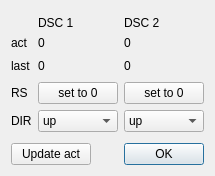
Qt form escam/dialogdsc.ui (Entwicklungsburo-Stresing/EBST_CAM) before a commit.
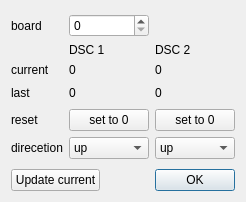
The same form after that commit.

Commit message: Transform dialogdsc to new board sel

```diff
--- a/escam/dialogdsc.ui
+++ b/escam/dialogdsc.ui
@@ -6,8 +6,8 @@
    <rect>
     <x>0</x>
     <y>0</y>
-    <width>212</width>
-    <height>176</height>
+    <width>241</width>
+    <height>202</height>
    </rect>
   </property>
   <property name="windowTitle">
@@ -29,141 +29,155 @@
    </item>
    <item>
     <layout class="QGridLayout" name="gridLayout">
-     <item row="2" column="1">
+     <item row="7" column="1">
+      <widget class="QLabel" name="label_6">
+       <property name="text">
+        <string>reset</string>
+       </property>
+      </widget>
+     </item>
+     <item row="6" column="4">
+      <spacer name="horizontalSpacer">
+       <property name="orientation">
+        <enum>Qt::Horizontal</enum>
+       </property>
+       <property name="sizeHint" stdset="0">
+        <size>
+         <width>40</width>
+         <height>20</height>
+        </size>
+       </property>
+      </spacer>
+     </item>
+     <item row="7" column="2">
+      <widget class="QPushButton" name="pushButton_RS_DSC_1">
+       <property name="text">
+        <string>set to 0</string>
+       </property>
+      </widget>
+     </item>
+     <item row="6" column="0">
+      <spacer name="horizontalSpacer_2">
+       <property name="orientation">
+        <enum>Qt::Horizontal</enum>
+       </property>
+       <property name="sizeHint" stdset="0">
+        <size>
+         <width>40</width>
+         <height>20</height>
+        </size>
+       </property>
+      </spacer>
+     </item>
+     <item row="5" column="3">
+      <widget class="QLabel" name="label_act_DSC_2">
+       <property name="text">
+        <string>0</string>
+       </property>
+      </widget>
+     </item>
+     <item row="8" column="2">
+      <widget class="QComboBox" name="comboBox_DIR_DSC_1">
+       <item>
+        <property name="text">
+         <string>up</string>
+        </property>
+       </item>
+       <item>
+        <property name="text">
+         <string>down</string>
+        </property>
+       </item>
+      </widget>
+     </item>
+     <item row="8" column="3">
+      <widget class="QComboBox" name="comboBox_DIR_DSC_2">
+       <item>
+        <property name="text">
+         <string>up</string>
+        </property>
+       </item>
+       <item>
+        <property name="text">
+         <string>down</string>
+        </property>
+       </item>
+      </widget>
+     </item>
+     <item row="8" column="1">
+      <widget class="QLabel" name="label_7">
+       <property name="text">
+        <string>direcetion</string>
+       </property>
+      </widget>
+     </item>
+     <item row="6" column="1">
       <widget class="QLabel" name="label_5">
        <property name="text">
         <string>last</string>
        </property>
       </widget>
      </item>
-     <item row="4" column="2">
-      <widget class="QComboBox" name="comboBox_DIR_DSC_1">
-       <item>
-        <property name="text">
-         <string>up</string>
-        </property>
-       </item>
-       <item>
-        <property name="text">
-         <string>down</string>
-        </property>
-       </item>
+     <item row="3" column="2">
+      <widget class="QSpinBox" name="spinBoxBoard">
+       <property name="maximum">
+        <number>4</number>
+       </property>
       </widget>
      </item>
-     <item row="2" column="2">
+     <item row="6" column="2">
       <widget class="QLabel" name="label_last_DSC_1">
        <property name="text">
         <string>0</string>
        </property>
       </widget>
      </item>
-     <item row="0" column="2">
+     <item row="6" column="3">
+      <widget class="QLabel" name="label_last_DSC_2">
+       <property name="text">
+        <string>0</string>
+       </property>
+      </widget>
+     </item>
+     <item row="7" column="3">
+      <widget class="QPushButton" name="pushButton_RS_DSC_2">
+       <property name="text">
+        <string>set to 0</string>
+       </property>
+      </widget>
+     </item>
+     <item row="5" column="1">
+      <widget class="QLabel" name="label_4">
+       <property name="text">
+        <string>current</string>
+       </property>
+      </widget>
+     </item>
+     <item row="5" column="2">
+      <widget class="QLabel" name="label_act_DSC_1">
+       <property name="text">
+        <string>0</string>
+       </property>
+      </widget>
+     </item>
+     <item row="4" column="2">
       <widget class="QLabel" name="label">
        <property name="text">
         <string>DSC 1</string>
        </property>
       </widget>
      </item>
-     <item row="1" column="2">
-      <widget class="QLabel" name="label_act_DSC_1">
-       <property name="text">
-        <string>0</string>
-       </property>
-      </widget>
-     </item>
-     <item row="2" column="4">
-      <spacer name="horizontalSpacer">
-       <property name="orientation">
-        <enum>Qt::Horizontal</enum>
-       </property>
-       <property name="sizeHint" stdset="0">
-        <size>
-         <width>40</width>
-         <height>20</height>
-        </size>
-       </property>
-      </spacer>
-     </item>
-     <item row="3" column="2">
-      <widget class="QPushButton" name="pushButton_RS_DSC_1">
-       <property name="text">
-        <string>set to 0</string>
-       </property>
-      </widget>
-     </item>
      <item row="4" column="3">
-      <widget class="QComboBox" name="comboBox_DIR_DSC_2">
-       <item>
-        <property name="text">
-         <string>up</string>
-        </property>
-       </item>
-       <item>
-        <property name="text">
-         <string>down</string>
-        </property>
-       </item>
-      </widget>
-     </item>
-     <item row="2" column="0">
-      <spacer name="horizontalSpacer_2">
-       <property name="orientation">
-        <enum>Qt::Horizontal</enum>
-       </property>
-       <property name="sizeHint" stdset="0">
-        <size>
-         <width>40</width>
-         <height>20</height>
-        </size>
-       </property>
-      </spacer>
-     </item>
-     <item row="2" column="3">
-      <widget class="QLabel" name="label_last_DSC_2">
-       <property name="text">
-        <string>0</string>
-       </property>
-      </widget>
-     </item>
-     <item row="3" column="1">
-      <widget class="QLabel" name="label_6">
-       <property name="text">
-        <string>RS</string>
-       </property>
-      </widget>
-     </item>
-     <item row="0" column="3">
       <widget class="QLabel" name="label_2">
        <property name="text">
         <string>DSC 2</string>
        </property>
       </widget>
      </item>
-     <item row="4" column="1">
-      <widget class="QLabel" name="label_7">
+     <item row="3" column="1">
+      <widget class="QLabel" name="label_3">
        <property name="text">
-        <string>DIR</string>
-       </property>
-      </widget>
-     </item>
-     <item row="1" column="1">
-      <widget class="QLabel" name="label_4">
-       <property name="text">
-        <string>act</string>
-       </property>
-      </widget>
-     </item>
-     <item row="3" column="3">
-      <widget class="QPushButton" name="pushButton_RS_DSC_2">
-       <property name="text">
-        <string>set to 0</string>
-       </property>
-      </widget>
-     </item>
-     <item row="1" column="3">
-      <widget class="QLabel" name="label_act_DSC_2">
-       <property name="text">
-        <string>0</string>
+        <string>board</string>
        </property>
       </widget>
      </item>
@@ -187,7 +201,7 @@
      <item>
       <widget class="QPushButton" name="pushButton_update_act">
        <property name="text">
-        <string>Update act</string>
+        <string>Update current</string>
        </property>
       </widget>
      </item>
```
The commit also changes 2 other files.
